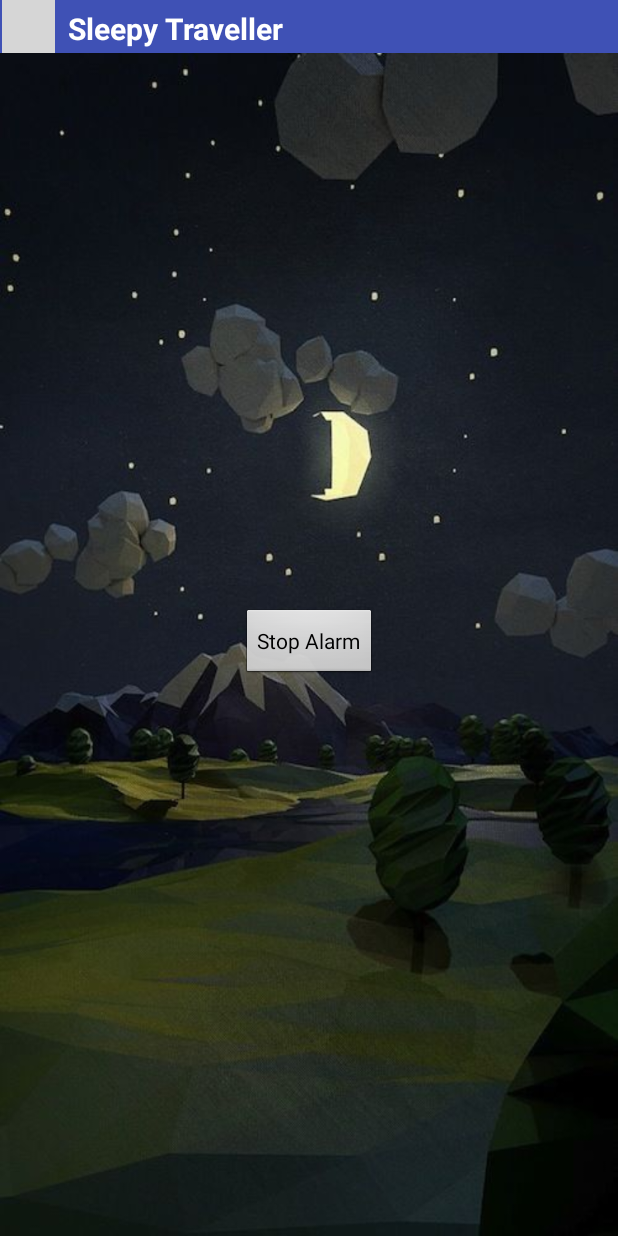
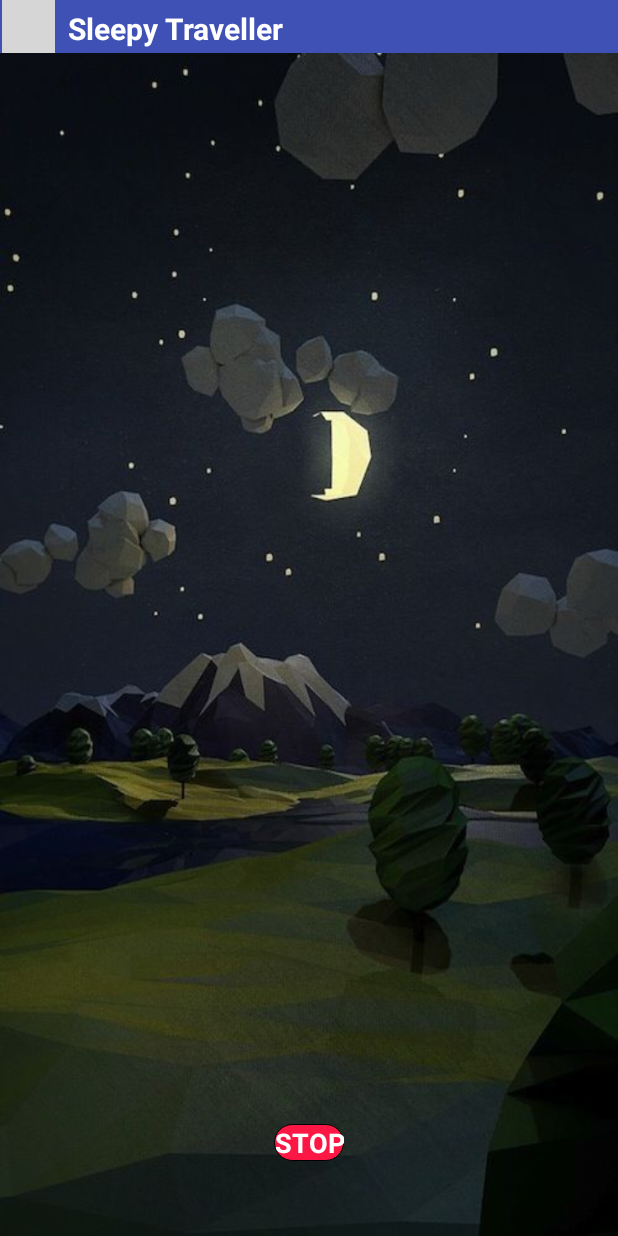
Before and after one commit to nipodd87/Sleepy-Traveller, an Android app: the AlarmReceiver screen opened directly, with no data from a screen before it, on a phone screen of 412 x 824 dp. Run offline under Robolectric (Android 15) with nearby library versions, the phone set to English and light mode, and no system bars; grey boxes are pictures that could not be loaded.

Commit message:
Additional changes

```diff
--- a/app/src/main/java/com/studio/nitz/sleepytraveller/MainActivity.java
+++ b/app/src/main/java/com/studio/nitz/sleepytraveller/MainActivity.java
@@ -244,7 +244,7 @@ public class MainActivity extends AppCompatActivity implements
                 } else {
                     new AlertDialog.Builder(this)
                             .setTitle("Permission Issue")
-                            .setMessage("Permission was not granted. Go to settings first to make the changes.")
+                            .setMessage("Pending Location Permission. Go to settings first to make the changes.")
                             .setPositiveButton(android.R.string.yes, new DialogInterface.OnClickListener() {
                                 public void onClick(DialogInterface dialog, int which) {
                                     final Intent i = new Intent();
--- a/app/src/main/res/layout/receiver_alarm.xml
+++ b/app/src/main/res/layout/receiver_alarm.xml
@@ -8,9 +8,14 @@
         android:id="@+id/btnStopAlarm"
         android:layout_width="wrap_content"
         android:layout_height="wrap_content"
+        android:layout_marginBottom="50dp"
+        android:layout_alignParentBottom="true"
         android:layout_centerHorizontal="true"
-        android:layout_centerVertical="true"
-        android:text="Stop Alarm"
+        android:textColor="#fff"
+        android:textStyle="bold"
+        android:textSize="18dp"
+        android:text="STOP"
         android:onClick="stopAlarm"
+        android:background="@drawable/textview_stop"
         />
 </RelativeLayout>
```
Also changed, not shown: app/src/main/res/layout/row.xml (deleted, +0 -10 lines).
